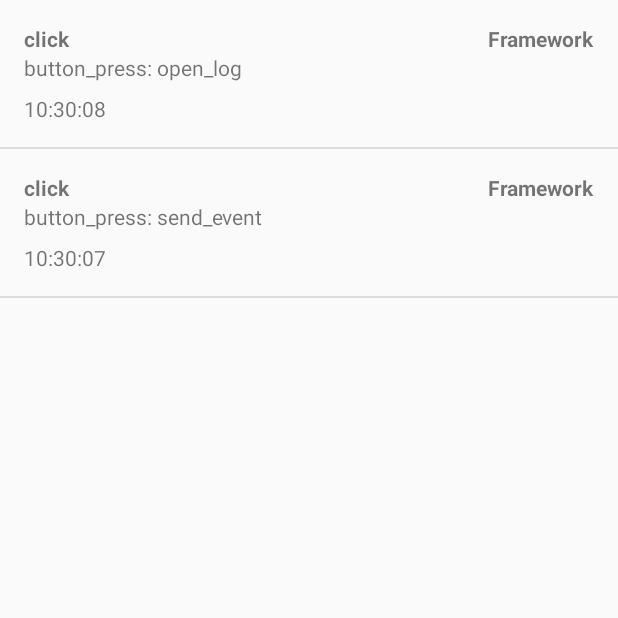
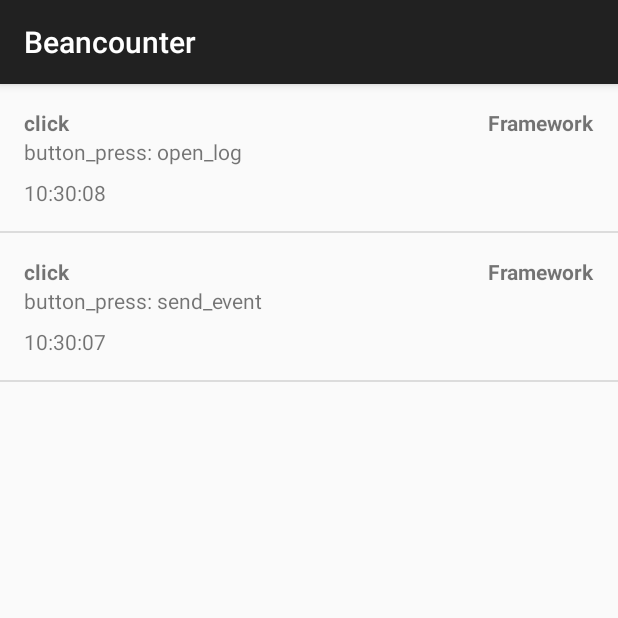
Before and after one commit to KilianSteenman/Teller, an Android app: the BeanCounterActivity screen opened directly, with no data from a screen before it, on a phone screen of 412 x 824 dp, the top half of it. Run offline under Robolectric (Android 15) with nearby library versions, the phone set to English and light mode, and no system bars; our stand-ins replace Room's generated code.

Commit message:
Set basic theme on log activity

```diff
--- a/library/src/main/AndroidManifest.xml
+++ b/library/src/main/AndroidManifest.xml
@@ -3,7 +3,9 @@
 
     <application>
 
-        <activity android:name=".internal.ui.BeanCounterActivity" />
+        <activity
+            android:name=".internal.ui.BeanCounterActivity"
+            android:theme="@style/BeanCounterTheme" />
 
     </application>
 
--- a/library/src/main/java/com/kiliansteenman/beancounter/internal/ui/BeanCounterActivity.kt
+++ b/library/src/main/java/com/kiliansteenman/beancounter/internal/ui/BeanCounterActivity.kt
@@ -1,8 +1,8 @@
 package com.kiliansteenman.beancounter.internal.ui
 
-import android.app.Activity
 import android.os.Bundle
 import android.util.Log
+import androidx.appcompat.app.AppCompatActivity
 import androidx.recyclerview.widget.DividerItemDecoration
 import androidx.recyclerview.widget.LinearLayoutManager
 import androidx.recyclerview.widget.RecyclerView
@@ -12,7 +12,7 @@ import com.kiliansteenman.beancounter.internal.data.room.BeanCounterDatabase
 import java.util.concurrent.Executors
 
 
-class BeanCounterActivity : Activity() {
+class BeanCounterActivity : AppCompatActivity() {
 
     private val db: BeanCounterDatabase
         get() {
--- a/library/src/main/res/layout/beancounter.xml
+++ b/library/src/main/res/layout/beancounter.xml
@@ -1,6 +1,7 @@
 <?xml version="1.0" encoding="utf-8"?>
 <LinearLayout xmlns:android="http://schemas.android.com/apk/res/android"
     xmlns:app="http://schemas.android.com/apk/res-auto"
+    xmlns:tools="http://schemas.android.com/tools"
     android:layout_width="match_parent"
     android:layout_height="match_parent"
     android:orientation="vertical">
@@ -10,6 +11,7 @@
         android:layout_width="match_parent"
         android:layout_height="match_parent"
         android:orientation="vertical"
-        app:layoutManager="androidx.recyclerview.widget.LinearLayoutManager" />
+        app:layoutManager="androidx.recyclerview.widget.LinearLayoutManager"
+        tools:listitem="@layout/beancounter_item" />
 
 </LinearLayout>
--- /dev/null
+++ b/library/src/main/res/values/themes.xml
@@ -0,0 +1,6 @@
+<?xml version="1.0" encoding="utf-8"?>
+<resources>
+
+    <style name="BeanCounterTheme" parent="Theme.AppCompat.Light.DarkActionBar"></style>
+
+</resources>
```
